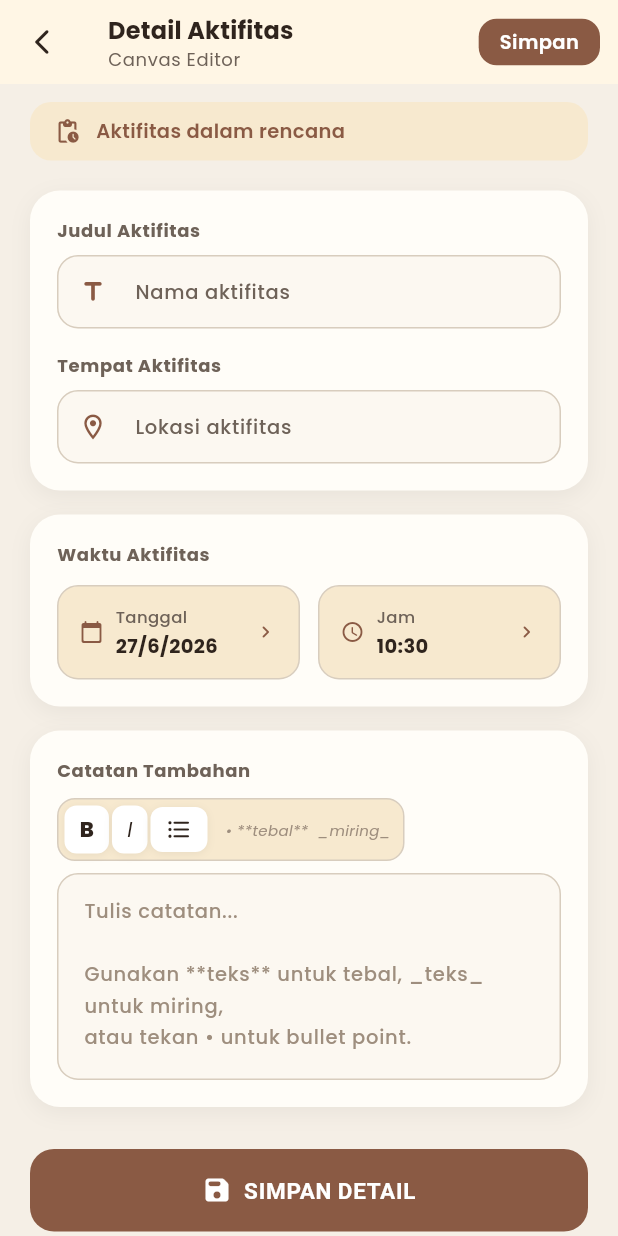
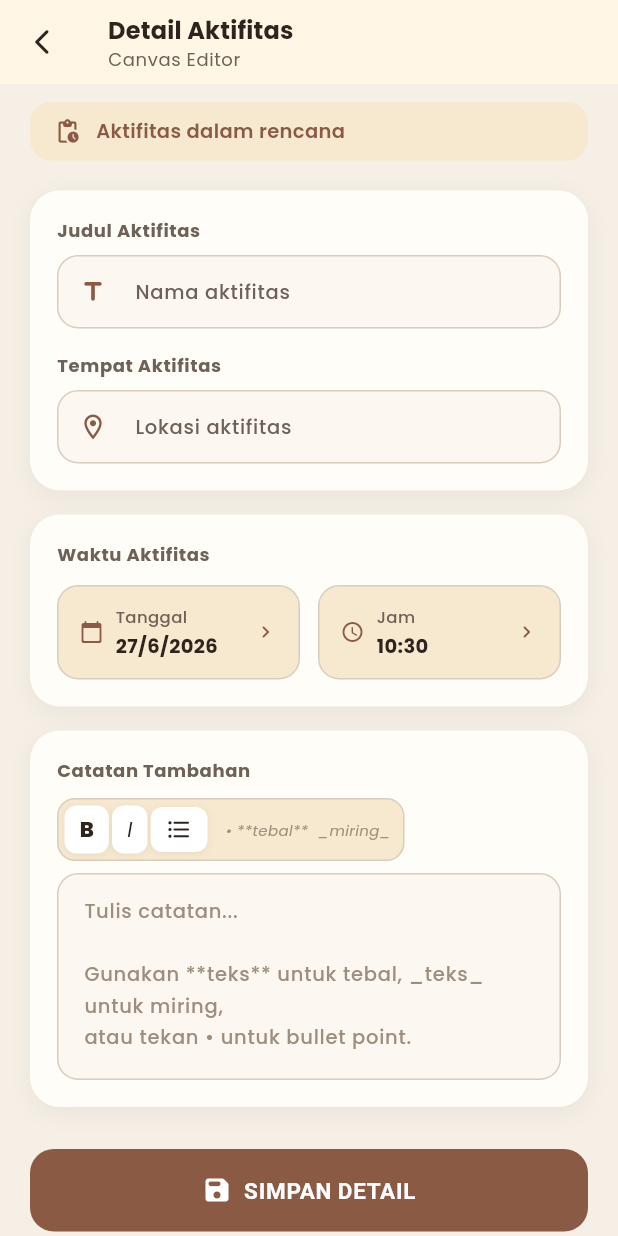
Before and after one commit to Thooms08/penote-project, a Flutter app: the CanvasScreen screen opened directly with empty values, on a phone screen of 412 x 824 dp. Run offline on Flutter 3.47's test engine with Material 3 defaults, Android fonts, the light colour scheme and no system bars; our stand-ins replace google_fonts, image_picker; accounts and stored records are empty.

Commit message:
perombakan sedikit

```diff
--- a/lib/canvas/main.dart
+++ b/lib/canvas/main.dart
@@ -396,27 +396,6 @@ class _CanvasScreenState extends State<CanvasScreen> {
           ),
         ],
       ),
-      actions: [
-        Container(
-          margin: const EdgeInsets.only(right: 12),
-          padding: const EdgeInsets.symmetric(horizontal: 14, vertical: 6),
-          decoration: BoxDecoration(
-            color: const Color(0xFF8A5A44),
-            borderRadius: BorderRadius.circular(12),
-          ),
-          child: GestureDetector(
-            onTap: _save,
-            child: const Text(
-              'Simpan',
-              style: TextStyle(
-                color: Colors.white,
-                fontWeight: FontWeight.w600,
-                fontSize: 13,
-              ),
-            ),
-          ),
-        ),
-      ],
     );
   }
 }
```
Also changed, not shown: lib/modal.dart (+2 -49 lines), lib/profile/main.dart (+0 -23 lines), lib/canvas/datetime.dart (deleted), pubspec.lock.
